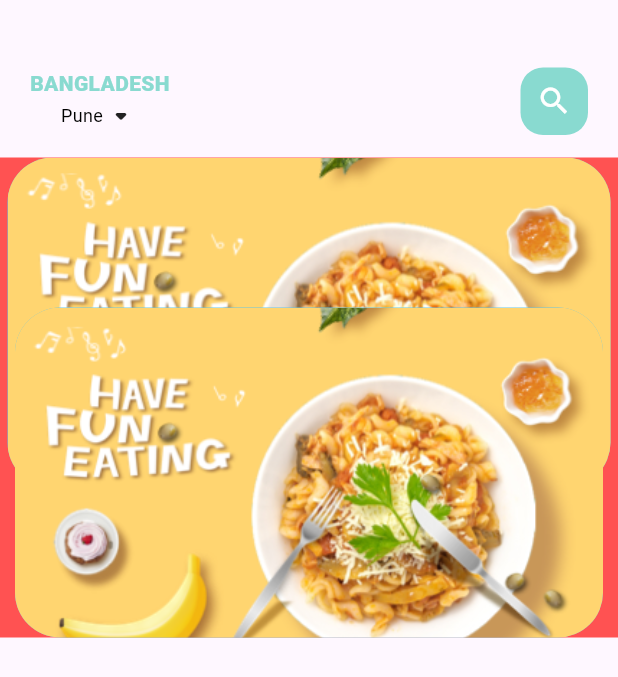
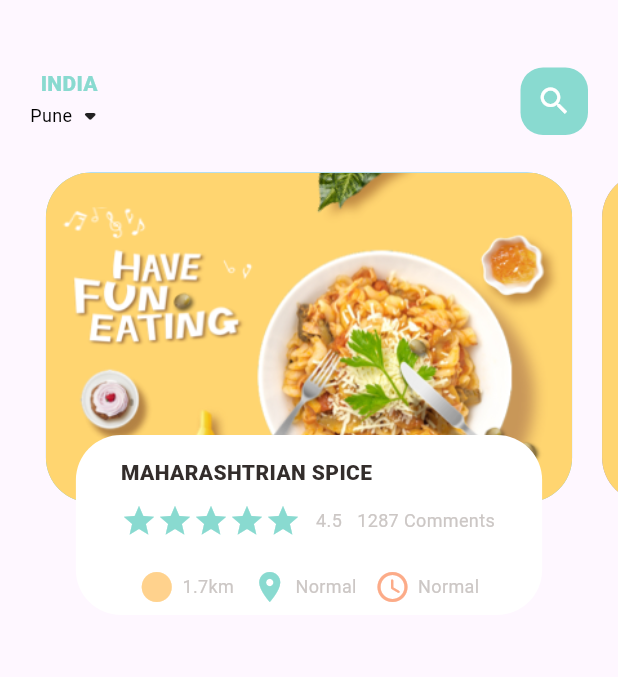
Before and after one commit to shreywhatt/STRATOS-CAFE, a Flutter app: the screen it shows after launch, on a phone screen of 412 x 824 dp. Shown: the top 677 px of the screen. Run offline on Flutter 3.47's test engine with Material 3 defaults, Android fonts, the phone set to English and light mode, and no system bars.

Commit message:
Adding Scrollable Widgets to the Food Page.

```diff
--- a/lib/home/food_page_body.dart
+++ b/lib/home/food_page_body.dart
@@ -1,5 +1,10 @@
 import 'package:flutter/cupertino.dart';
 import 'package:flutter/material.dart';
+import 'package:stratos_cafe/utils/colors.dart';
+import 'package:stratos_cafe/widgets/big_texts.dart';
+import 'package:stratos_cafe/widgets/small_texts.dart';
+
+import '../widgets/icon_and_text_widget.dart';
 
 class FoodPageBody extends StatefulWidget {
   const FoodPageBody({super.key});
@@ -9,12 +14,14 @@ class FoodPageBody extends StatefulWidget {
 }
 
 class _FoodPageBodyState extends State<FoodPageBody> {
+  PageController pageController = PageController(viewportFraction: 0.9);
   @override
   Widget build(BuildContext context) {
-    return Container(
-      color: Colors.redAccent,
+    return SizedBox(
+      //color: Colors.redAccent,
       height: 320,
       child: PageView.builder(
+        controller: pageController,
         itemCount: 5,
         itemBuilder: (context, position){
         return _buildPageItem(position);
@@ -25,9 +32,11 @@ class _FoodPageBodyState extends State<FoodPageBody> {
   {
     return Stack(
       children: [
+        //bigger box
         Container(
           height: 220,
-          margin: EdgeInsets.only(left: 5, right: 5),
+          //bigger box margin
+          margin: EdgeInsets.only(left: 10, right: 10, top: 10),
           decoration: BoxDecoration(
               borderRadius: BorderRadius.circular(30),
               color: index.isEven?Color(0xFF69c5df): Color(0xFF9294cc),
@@ -40,15 +49,54 @@ class _FoodPageBodyState extends State<FoodPageBody> {
         Align(
           alignment: Alignment.bottomCenter,
           child: Container(
-            height: 220,
-            margin: EdgeInsets.only(left: 10, right: 10),
+            height: 120,
+            margin: EdgeInsets.only(left: 30, right: 30, bottom: 15),
             decoration: BoxDecoration(
                 borderRadius: BorderRadius.circular(30),
-                color: index.isEven?Color(0xFF69c5df): Color(0xFF9294cc),
-                image: DecorationImage(
-                  image: AssetImage("assets/image/food0.png"),
-                  fit: BoxFit.cover,
-                )
+                color: Colors.white,
+
+            ),
+            //smaller box
+            child: Container(
+              //smaller box margin
+              padding: EdgeInsets.only(top: 15, left: 30, right: 30),
+              child: Column(
+                crossAxisAlignment: CrossAxisAlignment.start,
+                children: [
+                  BigTexts(text: "MAHARASHTRIAN SPICE", ),
+                  SizedBox(height: 10,),
+                  Row(
+                    children: [
+
+                      Wrap(
+                        children: List.generate(5, (index) => Icon(Icons.star, color: AppColors.mainColor)),
+                      ),
+                      SizedBox(width: 10,),
+                      SmallTexts(text: "4.5"),
+                      SizedBox(width: 10,),
+                      SmallTexts(text: "1287 "),
+                      SmallTexts(text: "Comments"),
+                    ],
+                  ),
+
+                  //third row of smaller box having three more columns - location time etc
+                  SizedBox(height: 20,),
+                  Row(
+                    mainAxisAlignment: MainAxisAlignment.spaceEvenly,
+                    children: [
+                      IconAndTextWidget(icon: Icons.circle_sharp,
+                          text: "1.7km",
+                          iconColor: AppColors.iconColor1,),
+                      IconAndTextWidget(icon: Icons.location_on,
+                        text: "Normal",
+                        iconColor: AppColors.mainColor,),
+                      IconAndTextWidget(icon: Icons.access_time_rounded,
+                        text: "Normal",
+                        iconColor: AppColors.iconColor2,)
+                    ],
+                  )
+                ],
+              ),
             ),
           ),
         )
--- a/lib/home/main_food_page.dart
+++ b/lib/home/main_food_page.dart
@@ -28,9 +28,10 @@ class _MainFoodPageState extends State<MainFoodPage> {
                 children: [
                   Column(
                     children: [
-                      BigTexts(text: "BANGLADESH", color: AppColors.mainColor,size: 25,),
+                      BigTexts(text: "INDIA", color: AppColors.mainColor,size: 25,),
                       Row(
                         children: [
+
                           SmallTexts(text: "Pune", color: Colors.black),
                           Icon(Icons.arrow_drop_down_rounded)
                         ],
--- a/lib/widgets/big_texts.dart
+++ b/lib/widgets/big_texts.dart
@@ -8,7 +8,7 @@ class BigTexts extends StatelessWidget {
   BigTexts({Key? key,
     this.color = const Color(0xFF332d2b) ,
     required this.text,
-    this.size=20 ,
+    this.size=30 ,
     this.overflow=TextOverflow.ellipsis,
 
   }) : super(key: key);
--- /dev/null
+++ b/lib/widgets/icon_and_text_widget.dart
@@ -0,0 +1,26 @@
+import 'package:flutter/cupertino.dart';
+import 'package:flutter/material.dart';
+import 'package:stratos_cafe/widgets/small_texts.dart';
+
+class IconAndTextWidget extends StatelessWidget {
+  final IconData icon;
+  final String text;
+  final Color iconColor;
+
+  const IconAndTextWidget({super.key,
+    required this.icon,
+    required this.text,
+    required this.iconColor,});
+
+  @override
+  Widget build(BuildContext context) {
+    return Row(
+      children: [
+        Icon(icon, color: iconColor,),
+        SizedBox(width: 5,),
+        SmallTexts(text: text,),
+
+      ],
+    );
+  }
+}
```
